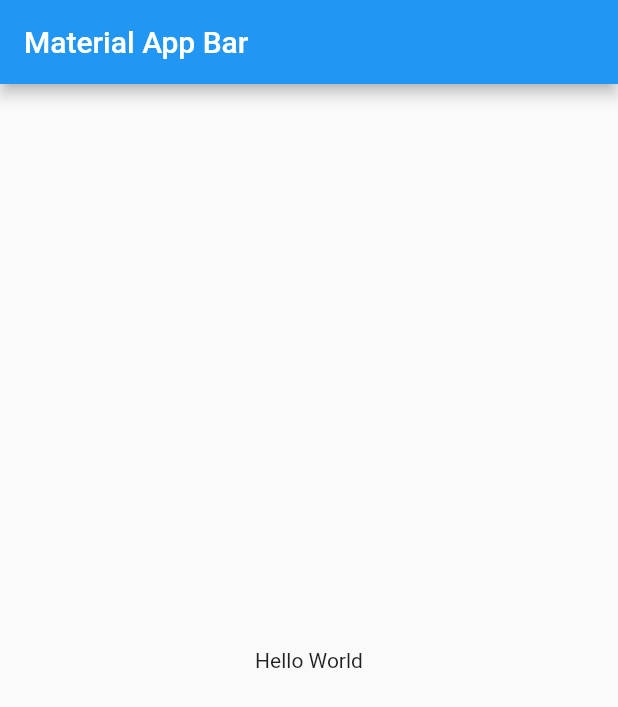
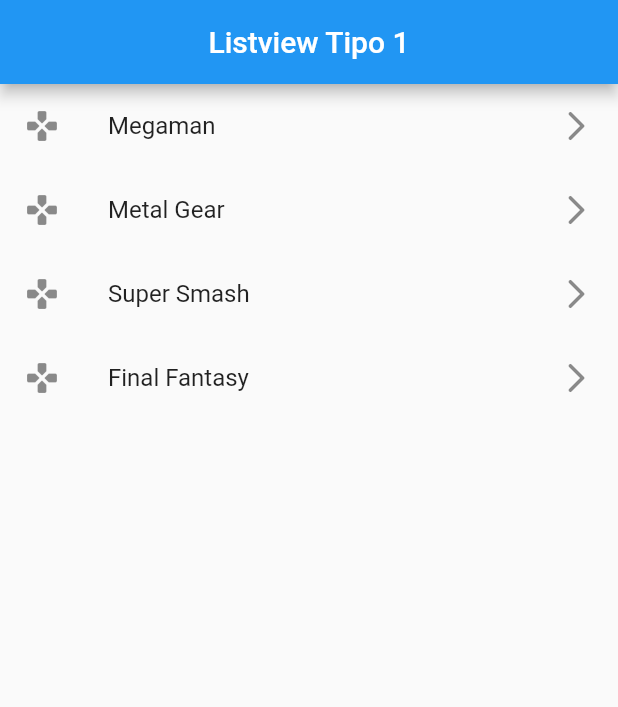
Before and after one commit to clatorrep/flutter_udemy, a Flutter app: the screen it shows after launch, on a phone screen of 412 x 824 dp. Shown: the top 707 px of the screen. Run offline on Flutter 3.47's test engine with Material 2 defaults, Android fonts, the light colour scheme and no system bars.

Commit message:
CREATE A LISTVIEW - a listview from a list of strings

```diff
--- a/lib/main.dart
+++ b/lib/main.dart
@@ -1,3 +1,4 @@
+import 'package:fl_comp/screen/listview1_screen.dart';
 import 'package:flutter/material.dart';
 
 void main() => runApp(const MyApp());
@@ -7,17 +8,10 @@
 
   @override
   Widget build(BuildContext context) {
-    return MaterialApp(
+    return const MaterialApp(
       debugShowCheckedModeBanner: false,
       title: 'Material App',
-      home: Scaffold(
-        appBar: AppBar(
-          title: const Text('Material App Bar'),
-        ),
-        body: const Center(
-          child: Text('Hello World'),
-        ),
-      ),
+      home: Listview1Screen(),
     );
   }
 }
--- /dev/null
+++ b/lib/screen/listview1_screen.dart
@@ -0,0 +1,28 @@
+import 'package:flutter/material.dart';
+
+class Listview1Screen extends StatelessWidget {
+  final games = const ['Megaman', 'Metal Gear', 'Super Smash', 'Final Fantasy'];
+  const Listview1Screen({Key? key}) : super(key: key);
+
+  @override
+  Widget build(BuildContext context) {
+    return Scaffold(
+      appBar: AppBar(
+        title: const Center(
+          child: Text('Listview Tipo 1'),
+        ),
+      ),
+      body: ListView(
+        children: games
+            .map(
+              (game) => ListTile(
+                title: Text(game),
+                leading: const Icon(Icons.gamepad_rounded),
+                trailing: const Icon(Icons.arrow_forward_ios_rounded),
+              ),
+            )
+            .toList(),
+      ),
+    );
+  }
+}
```
